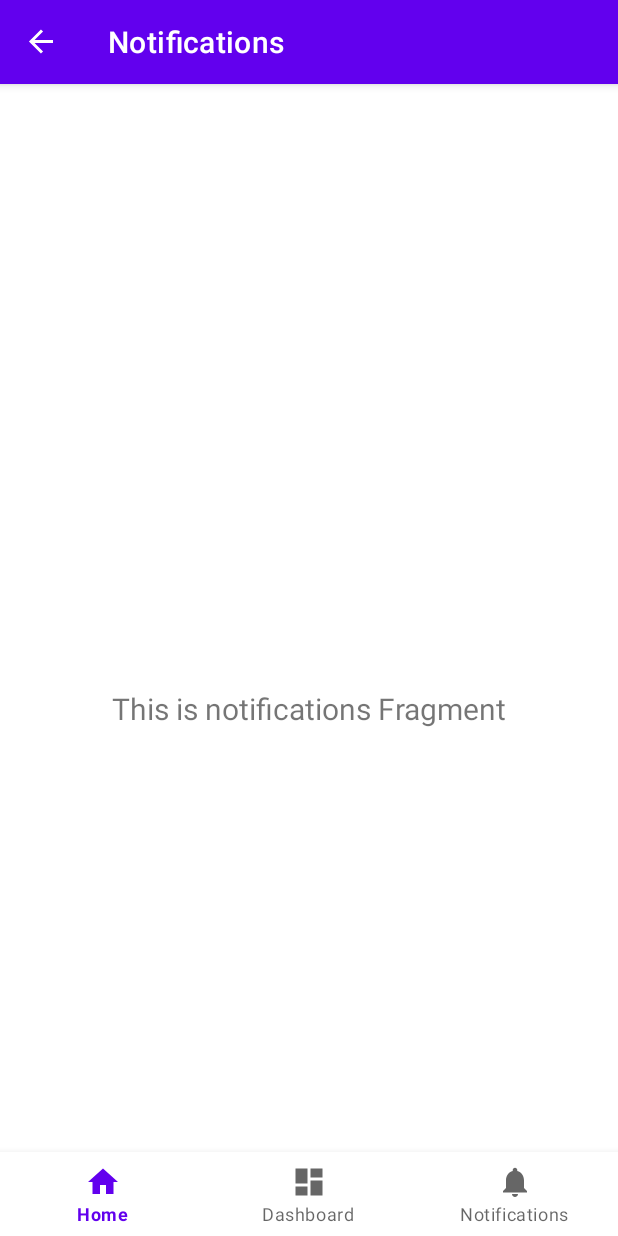
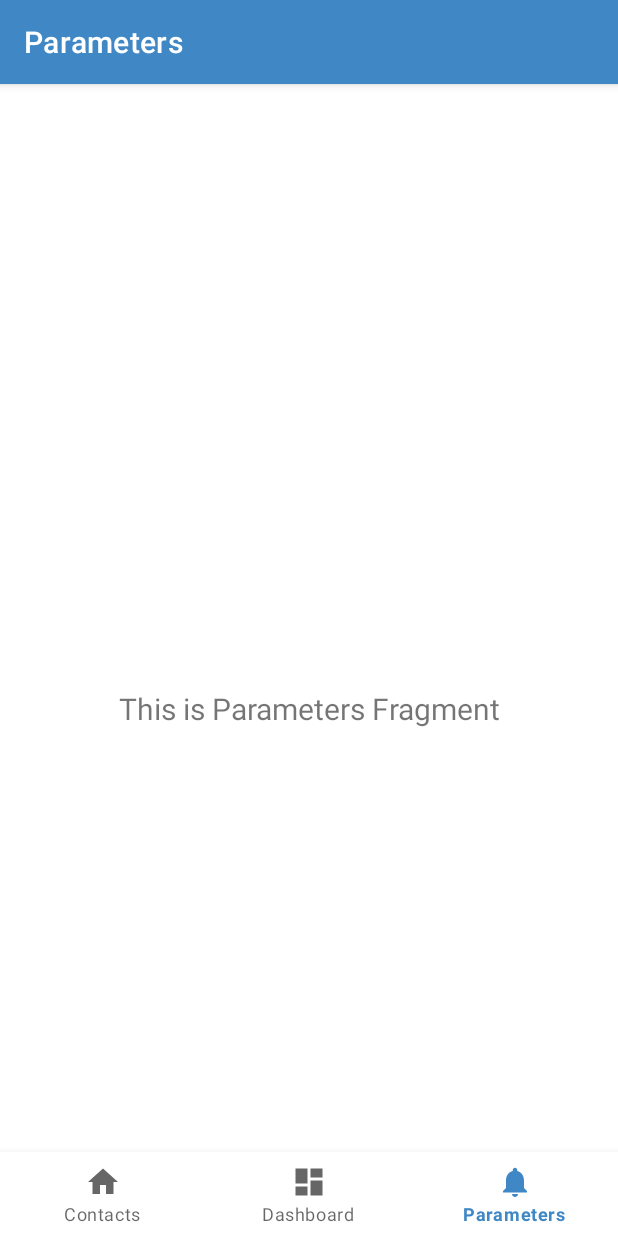
Before and after one commit to Eratosteme/ChiOuaOua, an Android app: the ParametersFragment screen opened through its navigation route, on a phone screen of 412 x 824 dp. Run offline under Robolectric (Android 15) with nearby library versions, the phone set to English and light mode, and no system bars; our stand-ins replace navigation-ui.

Commit message:
Reffactor - changement des noms

```diff
--- a/app/src/main/java/com/example/chiouaoua/MainActivity.kt
+++ b/app/src/main/java/com/example/chiouaoua/MainActivity.kt
@@ -26,7 +26,7 @@ class MainActivity : AppCompatActivity() {
         // menu should be considered as top level destinations.
         val appBarConfiguration = AppBarConfiguration(
             setOf(
-                R.id.navigation_home, R.id.navigation_dashboard, R.id.navigation_notifications
+                R.id.navigation_contact, R.id.navigation_dashboard, R.id.navigation_parameter
             )
         )
         setupActionBarWithNavController(navController, appBarConfiguration)
--- a/app/src/main/java/com/example/chiouaoua/ui/home/HomeFragment.kt
+++ b/app/src/main/java/com/example/chiouaoua/ui/home/ContactsFragment.kt
@@ -7,11 +7,11 @@ import android.view.ViewGroup
 import android.widget.TextView
 import androidx.fragment.app.Fragment
 import androidx.lifecycle.ViewModelProvider
-import com.example.chiouaoua.databinding.FragmentHomeBinding
+import com.example.chiouaoua.databinding.FragmentContactsBinding
 
-class HomeFragment : Fragment() {
+class ContactsFragment : Fragment() {
 
-    private var _binding: FragmentHomeBinding? = null
+    private var _binding: FragmentContactsBinding? = null
 
     // This property is only valid between onCreateView and
     // onDestroyView.
@@ -22,14 +22,14 @@ class HomeFragment : Fragment() {
         container: ViewGroup?,
         savedInstanceState: Bundle?
     ): View {
-        val homeViewModel =
-            ViewModelProvider(this).get(HomeViewModel::class.java)
+        val contactsViewModel =
+            ViewModelProvider(this).get(ContactsViewModel::class.java)
 
-        _binding = FragmentHomeBinding.inflate(inflater, container, false)
+        _binding = FragmentContactsBinding.inflate(inflater, container, false)
         val root: View = binding.root
 
         val textView: TextView = binding.textHome
-        homeViewModel.text.observe(viewLifecycleOwner) {
+        contactsViewModel.text.observe(viewLifecycleOwner) {
             textView.text = it
         }
         return root
--- a/app/src/main/java/com/example/chiouaoua/ui/home/HomeViewModel.kt
+++ b/app/src/main/java/com/example/chiouaoua/ui/home/ContactsViewModel.kt
@@ -4,10 +4,10 @@ import androidx.lifecycle.LiveData
 import androidx.lifecycle.MutableLiveData
 import androidx.lifecycle.ViewModel
 
-class HomeViewModel : ViewModel() {
+class ContactsViewModel : ViewModel() {
 
     private val _text = MutableLiveData<String>().apply {
-        value = "This is home Fragment"
+        value = "This is Contact Fragment"
     }
     val text: LiveData<String> = _text
 }
--- a/app/src/main/java/com/example/chiouaoua/ui/notifications/ParametersFragment.kt
+++ b/app/src/main/java/com/example/chiouaoua/ui/notifications/ParametersFragment.kt
@@ -7,11 +7,11 @@ import android.view.ViewGroup
 import android.widget.TextView
 import androidx.fragment.app.Fragment
 import androidx.lifecycle.ViewModelProvider
-import com.example.chiouaoua.databinding.FragmentNotificationsBinding
+import com.example.chiouaoua.databinding.FragmentParametersBinding
 
 class ParametersFragment : Fragment() {
 
-    private var _binding: FragmentNotificationsBinding? = null
+    private var _binding: FragmentParametersBinding? = null
 
     // This property is only valid between onCreateView and
     // onDestroyView.
@@ -25,10 +25,10 @@ class ParametersFragment : Fragment() {
         val parametersViewModel =
             ViewModelProvider(this).get(ParametersViewModel::class.java)
 
-        _binding = FragmentNotificationsBinding.inflate(inflater, container, false)
+        _binding = FragmentParametersBinding.inflate(inflater, container, false)
         val root: View = binding.root
 
-        val textView: TextView = binding.textNotifications
+        val textView: TextView = binding.textParameters
         parametersViewModel.text.observe(viewLifecycleOwner) {
             textView.text = it
         }
--- a/app/src/main/java/com/example/chiouaoua/ui/notifications/ParametersViewModel.kt
+++ b/app/src/main/java/com/example/chiouaoua/ui/notifications/ParametersViewModel.kt
@@ -7,7 +7,7 @@ import androidx.lifecycle.ViewModel
 class ParametersViewModel : ViewModel() {
 
     private val _text = MutableLiveData<String>().apply {
-        value = "This is notifications Fragment"
+        value = "This is Parameters Fragment"
     }
     val text: LiveData<String> = _text
 }
--- a/app/src/main/res/layout/fragment_home.xml
+++ b/app/src/main/res/layout/fragment_contacts.xml
@@ -4,7 +4,7 @@
     xmlns:tools="http://schemas.android.com/tools"
     android:layout_width="match_parent"
     android:layout_height="match_parent"
-    tools:context=".ui.home.HomeFragment">
+    tools:context=".ui.home.ContactsFragment">
 
     <TextView
         android:id="@+id/text_home"
--- a/app/src/main/res/layout/fragment_notifications.xml
+++ b/app/src/main/res/layout/fragment_parameters.xml
@@ -7,7 +7,7 @@
     tools:context=".ui.notifications.ParametersFragment">
 
     <TextView
-        android:id="@+id/text_notifications"
+        android:id="@+id/text_parameters"
         android:layout_width="match_parent"
         android:layout_height="wrap_content"
         android:layout_marginStart="8dp"
--- a/app/src/main/res/menu/bottom_nav_menu.xml
+++ b/app/src/main/res/menu/bottom_nav_menu.xml
@@ -2,9 +2,9 @@
 <menu xmlns:android="http://schemas.android.com/apk/res/android">
 
     <item
-        android:id="@+id/navigation_home"
+        android:id="@+id/navigation_contact"
         android:icon="@drawable/ic_home_black_24dp"
-        android:title="@string/title_home" />
+        android:title="@string/title_contacts" />
 
     <item
         android:id="@+id/navigation_dashboard"
@@ -12,8 +12,8 @@
         android:title="@string/title_dashboard" />
 
     <item
-        android:id="@+id/navigation_notifications"
+        android:id="@+id/navigation_parameter"
         android:icon="@drawable/ic_notifications_black_24dp"
-        android:title="@string/title_notifications" />
+        android:title="@string/title_parameters" />
 
 </menu>
--- a/app/src/main/res/navigation/mobile_navigation.xml
+++ b/app/src/main/res/navigation/mobile_navigation.xml
@@ -7,12 +7,12 @@
 
     <fragment
         android:id="@+id/navigation_contact"
-        android:name="com.example.chiouaoua.ui.home.HomeFragment"
-        android:label="@string/title_home"
-        tools:layout="@layout/fragment_home" />
+        android:name="com.example.chiouaoua.ui.home.ContactsFragment"
+        android:label="@string/title_contacts"
+        tools:layout="@layout/fragment_contacts" />
 
     <fragment
-        android:id="@+id/navigation_principal"
+        android:id="@+id/navigation_dashboard"
         android:name="com.example.chiouaoua.ui.dashboard.DashboardFragment"
         android:label="@string/title_dashboard"
         tools:layout="@layout/fragment_dashboard" />
@@ -20,6 +20,6 @@
     <fragment
         android:id="@+id/navigation_parameter"
         android:name="com.example.chiouaoua.ui.notifications.ParametersFragment"
-        android:label="@string/title_notifications"
-        tools:layout="@layout/fragment_notifications" />
+        android:label="@string/title_parameters"
+        tools:layout="@layout/fragment_parameters" />
 </navigation>
--- a/app/src/main/res/values/colors.xml
+++ b/app/src/main/res/values/colors.xml
@@ -7,4 +7,22 @@
     <color name="teal_700">#FF018786</color>
     <color name="black">#FF000000</color>
     <color name="white">#FFFFFFFF</color>
+
+    <!-- color for light theme -->
+    <!-- première palette sur teams, à changer plsu tard si vous voulez -->
+    <color name="palette1_red">#FFD00000</color>
+    <color name="palette1_jaune">#FFFFBA08</color>
+    <color name="palette1_bleu">#FF3F88C5</color>
+    <color name="palette1_bleu_marine">#FF032B43</color>
+    <color name="palette1_vert">#FF136F63</color>
+    <color name="palette1_white">#FFF4F1DE</color>
+
+    <!-- color for dark theme -->
+    <color name="palette2_white">#FFF4F1DE</color>
+    <color name="palette2_red">#FFE07A5F</color>
+    <color name="palette2_bleu">#FF3D405B</color>
+    <color name="palette2_vert">#FF81B29A</color>
+    <color name="palette2_jaune">#FFF2CC8F</color>
+
+
 </resources>
--- a/app/src/main/res/values/strings.xml
+++ b/app/src/main/res/values/strings.xml
@@ -1,6 +1,6 @@
 <resources>
     <string name="app_name">ChiOuaOua</string>
-    <string name="title_home">Home</string>
     <string name="title_dashboard">Dashboard</string>
-    <string name="title_notifications">Notifications</string>
+    <string name="title_contacts">Contacts</string>
+    <string name="title_parameters">Parameters</string>
 </resources>
--- a/app/src/main/res/values/themes.xml
+++ b/app/src/main/res/values/themes.xml
@@ -2,13 +2,13 @@
     <!-- Base application theme. -->
     <style name="Theme.ChiOuaOua" parent="Theme.MaterialComponents.DayNight.DarkActionBar">
         <!-- Primary brand color. -->
-        <item name="colorPrimary">@color/purple_500</item>
-        <item name="colorPrimaryVariant">@color/purple_700</item>
-        <item name="colorOnPrimary">@color/white</item>
+        <item name="colorPrimary">@color/palette1_bleu</item>
+        <item name="colorPrimaryVariant">@color/palette1_bleu_marine</item>
+        <item name="colorOnPrimary">@color/palette1_white</item>
         <!-- Secondary brand color. -->
-        <item name="colorSecondary">@color/teal_200</item>
-        <item name="colorSecondaryVariant">@color/teal_700</item>
-        <item name="colorOnSecondary">@color/black</item>
+        <item name="colorSecondary">@color/palette2_vert</item>
+        <item name="colorSecondaryVariant">@color/palette2_red</item>
+        <item name="colorOnSecondary">@color/palette2_bleu</item>
         <!-- Status bar color. -->
         <item name="android:statusBarColor">?attr/colorPrimaryVariant</item>
         <!-- Customize your theme here. -->
```
